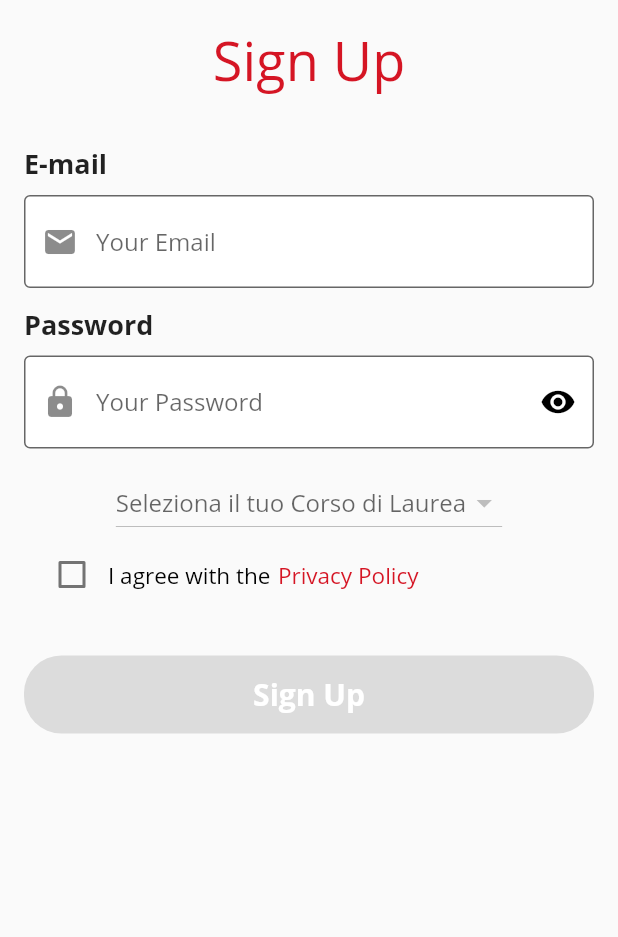
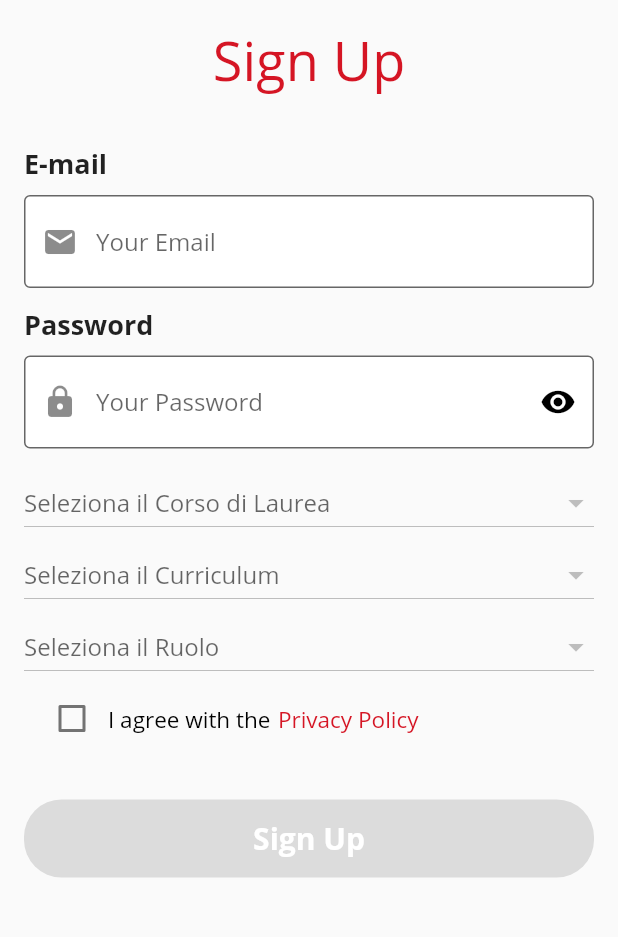
Before and after one commit to John-Hundred/Etutoring, a Flutter app: the screen it shows after launch, after a tap on "Sign Up", on a phone screen of 412 x 824 dp, the part 273-1210 px from its top. Run offline on Flutter 3.47's test engine with Material 2 defaults, Android fonts, the phone set to English and light mode, and no system bars; our stand-ins replace carousel_slider, email_validator, flutter_secure_storage, scrollable_positioned_list; missing offline and left inert: move_to_background; network calls fail.

Commit message:
fix sign up

```diff
--- a/lib/controller/controllerWS.dart
+++ b/lib/controller/controllerWS.dart
@@ -1,7 +1,9 @@
 import 'dart:convert';
 
 import 'package:argon_flutter/config/config.dart';
+import 'package:argon_flutter/model/RoleModel.dart';
 import 'package:argon_flutter/model/courseModel.dart';
+import 'package:argon_flutter/model/curriculumModel.dart';
 import 'package:argon_flutter/model/degreeModel.dart';
 import 'package:argon_flutter/model/userModel.dart';
 import 'package:argon_flutter/utils/user_secure_storage.dart';
@@ -75,3 +77,48 @@ Future<List<DegreeModel>> getDegreeListFromWS() async {
     return [];
   }
 }
+
+Future<List<CurriculumModel>> getCurriculumListFromWS() async {
+  List<CurriculumModel> curriculumList = [];
+
+  //https://www.e-tutoring-app.it/ws/curriculum_path_by_degree.php?degree_name=informatica&degree_type_name=lm
+  var queryParameters = {
+    'degree_name': 'informatica',
+    'degree_type_name': 'lm'
+  };
+  try {
+    var response = await http.get(Uri.https(authority,
+        unencodedPath + "curriculum_path_by_degree.php", queryParameters));
+    if (response.statusCode == 200) {
+      var curriculumJsonData = json.decode(response.body);
+      for (var curriculumItem in curriculumJsonData) {
+        var curriculum = CurriculumModel.fromJson(curriculumItem);
+        curriculumList.add(curriculum);
+      }
+    }
+    return curriculumList;
+  } on Exception catch ($e) {
+    print('error caught: ' + $e.toString());
+    return [];
+  }
+}
+
+Future<List<RoleModel>> getRoleListFromWS() async {
+  List<RoleModel> roleList = [];
+
+  try {
+    var response =
+        await http.get(Uri.https(authority, unencodedPath + "role_list.php"));
+    if (response.statusCode == 200) {
+      var roleJsonData = json.decode(response.body);
+      for (var roleItem in roleJsonData) {
+        var role = RoleModel.fromJson(roleItem);
+        roleList.add(role);
+      }
+    }
+    return roleList;
+  } on Exception catch ($e) {
+    print('error caught: ' + $e.toString());
+    return [];
+  }
+}
--- /dev/null
+++ b/lib/model/curriculumModel.dart
@@ -0,0 +1,14 @@
+class CurriculumModel {
+  // ignore: non_constant_identifier_names
+  String degree_path_name;
+
+  CurriculumModel(this.degree_path_name);
+
+  CurriculumModel.fromJson(dynamic json) {
+    degree_path_name = json['degree_path_name'] ?? '-';
+  }
+
+  toString() {
+    return "degree_path_name = " + this.degree_path_name;
+  }
+}
--- /dev/null
+++ b/lib/model/roleModel.dart
@@ -0,0 +1,20 @@
+class RoleModel {
+  // ignore: non_constant_identifier_names
+  String role_id;
+  // ignore: non_constant_identifier_names
+  String role_name;
+  // ignore: non_constant_identifier_names
+  String role_description;
+
+  RoleModel(this.role_id, this.role_name, this.role_description);
+
+  RoleModel.fromJson(dynamic json) {
+    role_id = json['role_id'] ?? '-';
+    role_name = json['role_name'] ?? '-';
+    role_description = json['role_description'] ?? '-';
+  }
+
+  toString() {
+    return "role_name = " + this.role_name;
+  }
+}
--- a/lib/screens/signup.dart
+++ b/lib/screens/signup.dart
@@ -18,7 +18,9 @@ class Signup extends StatefulWidget {
 }
 
 class _SignupState extends State<Signup> {
-  String dropDownValue;
+  String dropDownValueDegree;
+  String dropDownValueCurriculum;
+  String dropDownValueRole;
 
   @override
   void initState() {
@@ -185,9 +187,13 @@ class _SignupState extends State<Signup> {
                           return snapshot.hasData
                               ? Center(
                                   child: Container(
+                                  height: 48,
+                                  // color: Colors.grey,
                                   child: DropdownButton<String>(
-                                    hint: Text(dropDownValue ??
-                                        'Seleziona il tuo Corso di Laurea'),
+                                    isDense: false,
+                                    isExpanded: true,
+                                    hint: Text(dropDownValueDegree ??
+                                        'Seleziona il Corso di Laurea'),
                                     items: snapshot.data
                                         .map<DropdownMenuItem<String>>(
                                             (degree) {
@@ -202,8 +208,94 @@ class _SignupState extends State<Signup> {
                                     }).toList(),
                                     onChanged: (value) {
                                       setState(() {
-                                        dropDownValue = value;
-                                        print(value);
+                                        dropDownValueDegree = value;
+                                        // print(value);
+                                      });
+                                    },
+                                  ),
+                                ))
+                              : Container(
+                                  child: Center(
+                                    child: SizedBox(
+                                      child: CircularProgressIndicator(
+                                          backgroundColor:
+                                              ArgonColors.redUnito),
+                                      width: 60,
+                                      height: 60,
+                                    ),
+                                  ),
+                                );
+                        },
+                      ),
+                      FutureBuilder(
+                        future: getCurriculumListFromWS(),
+                        builder:
+                            (BuildContext context, AsyncSnapshot snapshot) {
+                          return snapshot.hasData
+                              ? Center(
+                                  child: Container(
+                                  height: 48,
+                                  // color: Colors.grey,
+                                  child: DropdownButton<String>(
+                                    isDense: false,
+                                    isExpanded: true,
+                                    hint: Text(dropDownValueCurriculum ??
+                                        'Seleziona il Curriculum'),
+                                    items: snapshot.data
+                                        .map<DropdownMenuItem<String>>(
+                                            (curriculum) {
+                                      return DropdownMenuItem<String>(
+                                        value: curriculum.degree_path_name,
+                                        child:
+                                            Text(curriculum.degree_path_name),
+                                      );
+                                    }).toList(),
+                                    onChanged: (value) {
+                                      setState(() {
+                                        dropDownValueCurriculum = value;
+                                        // print(value);
+                                      });
+                                    },
+                                  ),
+                                ))
+                              : Container(
+                                  child: Center(
+                                    child: SizedBox(
+                                      child: CircularProgressIndicator(
+                                          backgroundColor:
+                                              ArgonColors.redUnito),
+                                      width: 60,
+                                      height: 60,
+                                    ),
+                                  ),
+                                );
+                        },
+                      ),
+                      FutureBuilder(
+                        future: getRoleListFromWS(),
+                        builder:
+                            (BuildContext context, AsyncSnapshot snapshot) {
+                          return snapshot.hasData
+                              ? Center(
+                                  child: Container(
+                                  height: 48,
+                                  // color: Colors.grey,
+                                  child: DropdownButton<String>(
+                                    isDense: false,
+                                    isExpanded: true,
+                                    hint: Text(dropDownValueRole ??
+                                        'Seleziona il Ruolo'),
+                                    items: snapshot.data
+                                        .map<DropdownMenuItem<String>>((role) {
+                                      return DropdownMenuItem<String>(
+                                        value: role.role_name,
+                                        child: Text(role.role_name),
+                                      );
+                                    }).toList(),
+                                    onChanged: (value) {
+                                      setState(() {
+                                        dropDownValueRole = value;
+                                        // print(value);
                                       });
                                     },
                                   ),
```
